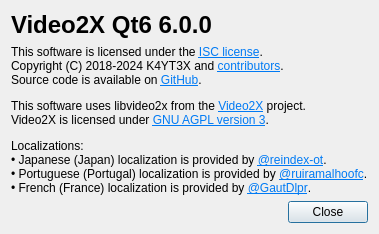
Old version of the form src/aboutdialog.ui in the repository k4yt3x/video2x-qt6.
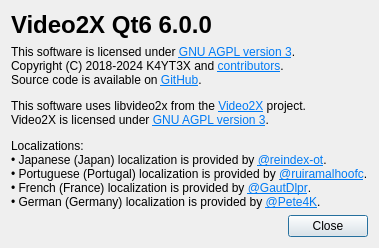
New version of the form.

Commit message: feat: add German (Germany) translation

Patch:
```diff
--- a/src/aboutdialog.ui
+++ b/src/aboutdialog.ui
@@ -7,7 +7,7 @@
     <x>0</x>
     <y>0</y>
     <width>563</width>
-    <height>254</height>
+    <height>270</height>
    </rect>
   </property>
   <property name="sizePolicy">
@@ -46,9 +46,9 @@
 li.unchecked::marker { content: &quot;\2610&quot;; }
 li.checked::marker { content: &quot;\2612&quot;; }
 &lt;/style&gt;&lt;/head&gt;&lt;body style=&quot; font-family:'Segoe UI'; font-size:9pt; font-weight:400; font-style:normal;&quot;&gt;
-&lt;p style=&quot; margin-top:12px; margin-bottom:12px; margin-left:0px; margin-right:0px; -qt-block-indent:0; text-indent:0px;&quot;&gt;This software is licensed under the &lt;a href=&quot;https://github.com/k4yt3x/video2x-qt6/blob/master/LICENSE&quot;&gt;&lt;span style=&quot; text-decoration: underline; color:#007af4;&quot;&gt;ISC license&lt;/span&gt;&lt;/a&gt;.&lt;br /&gt;Copyright (C) 2018-2024 K4YT3X and &lt;a href=&quot;https://github.com/k4yt3x/video2x/graphs/contributors&quot;&gt;&lt;span style=&quot; text-decoration: underline; color:#007af4;&quot;&gt;contributors&lt;/span&gt;&lt;/a&gt;.&lt;br /&gt;Source code is available on &lt;a href=&quot;https://github.com/k4yt3x/video2x-qt6&quot;&gt;&lt;span style=&quot; text-decoration: underline; color:#007af4;&quot;&gt;GitHub&lt;/span&gt;&lt;/a&gt;.&lt;/p&gt;
+&lt;p style=&quot; margin-top:12px; margin-bottom:12px; margin-left:0px; margin-right:0px; -qt-block-indent:0; text-indent:0px;&quot;&gt;This software is licensed under &lt;a href=&quot;https://www.gnu.org/licenses/agpl-3.0.txt&quot;&gt;&lt;span style=&quot; text-decoration: underline; color:#007af4;&quot;&gt;GNU AGPL version 3&lt;/span&gt;&lt;/a&gt;.&lt;br /&gt;Copyright (C) 2018-2024 K4YT3X and &lt;a href=&quot;https://github.com/k4yt3x/video2x/graphs/contributors&quot;&gt;&lt;span style=&quot; text-decoration: underline; color:#007af4;&quot;&gt;contributors&lt;/span&gt;&lt;/a&gt;.&lt;br /&gt;Source code is available on &lt;a href=&quot;https://github.com/k4yt3x/video2x-qt6&quot;&gt;&lt;span style=&quot; text-decoration: underline; color:#007af4;&quot;&gt;GitHub&lt;/span&gt;&lt;/a&gt;.&lt;/p&gt;
 &lt;p style=&quot; margin-top:12px; margin-bottom:12px; margin-left:0px; margin-right:0px; -qt-block-indent:0; text-indent:0px;&quot;&gt;This software uses libvideo2x from the &lt;a href=&quot;https://github.com/k4yt3x/video2x&quot;&gt;&lt;span style=&quot; text-decoration: underline; color:#007af4;&quot;&gt;Video2X&lt;/span&gt;&lt;/a&gt; project.&lt;br /&gt;Video2X is licensed under &lt;a href=&quot;https://www.gnu.org/licenses/agpl-3.0.txt&quot;&gt;&lt;span style=&quot; text-decoration: underline; color:#007af4;&quot;&gt;GNU AGPL version 3&lt;/span&gt;&lt;/a&gt;.&lt;/p&gt;
-&lt;p style=&quot; margin-top:12px; margin-bottom:12px; margin-left:0px; margin-right:0px; -qt-block-indent:0; text-indent:0px;&quot;&gt;Localizations:&lt;br /&gt;• Japanese (Japan) localization is provided by &lt;a href=&quot;https://github.com/reindex-ot&quot;&gt;&lt;span style=&quot; text-decoration: underline; color:#007af4;&quot;&gt;@reindex-ot&lt;/span&gt;&lt;/a&gt;.&lt;br /&gt;• Portuguese (Portugal) localization is provided by &lt;a href=&quot;https://github.com/ruiramalhoofc&quot;&gt;&lt;span style=&quot; text-decoration: underline; color:#007af4;&quot;&gt;@ruiramalhoofc&lt;/span&gt;&lt;/a&gt;.&lt;br /&gt;• French (France) localization is provided by &lt;a href=&quot;https://github.com/GautDlpr&quot;&gt;&lt;span style=&quot; text-decoration: underline; color:#007af4;&quot;&gt;@GautDlpr&lt;/span&gt;&lt;/a&gt;.&lt;/p&gt;&lt;/body&gt;&lt;/html&gt;</string>
+&lt;p style=&quot; margin-top:12px; margin-bottom:12px; margin-left:0px; margin-right:0px; -qt-block-indent:0; text-indent:0px;&quot;&gt;Localizations:&lt;br /&gt;• Japanese (Japan) localization is provided by &lt;a href=&quot;https://github.com/reindex-ot&quot;&gt;&lt;span style=&quot; text-decoration: underline; color:#007af4;&quot;&gt;@reindex-ot&lt;/span&gt;&lt;/a&gt;.&lt;br /&gt;• Portuguese (Portugal) localization is provided by &lt;a href=&quot;https://github.com/ruiramalhoofc&quot;&gt;&lt;span style=&quot; text-decoration: underline; color:#007af4;&quot;&gt;@ruiramalhoofc&lt;/span&gt;&lt;/a&gt;.&lt;br /&gt;• French (France) localization is provided by &lt;a href=&quot;https://github.com/GautDlpr&quot;&gt;&lt;span style=&quot; text-decoration: underline; color:#007af4;&quot;&gt;@GautDlpr&lt;/span&gt;&lt;/a&gt;.&lt;br /&gt;• German (Germany) localization is provided by &lt;a href=&quot;https://github.com/Pete4K&quot;&gt;&lt;span style=&quot; text-decoration: underline; color:#007af4;&quot;&gt;@Pete4K&lt;/span&gt;&lt;/a&gt;.&lt;/p&gt;&lt;/body&gt;&lt;/html&gt;</string>
      </property>
     </widget>
    </item>
```
The commit also changes 10 other files.
